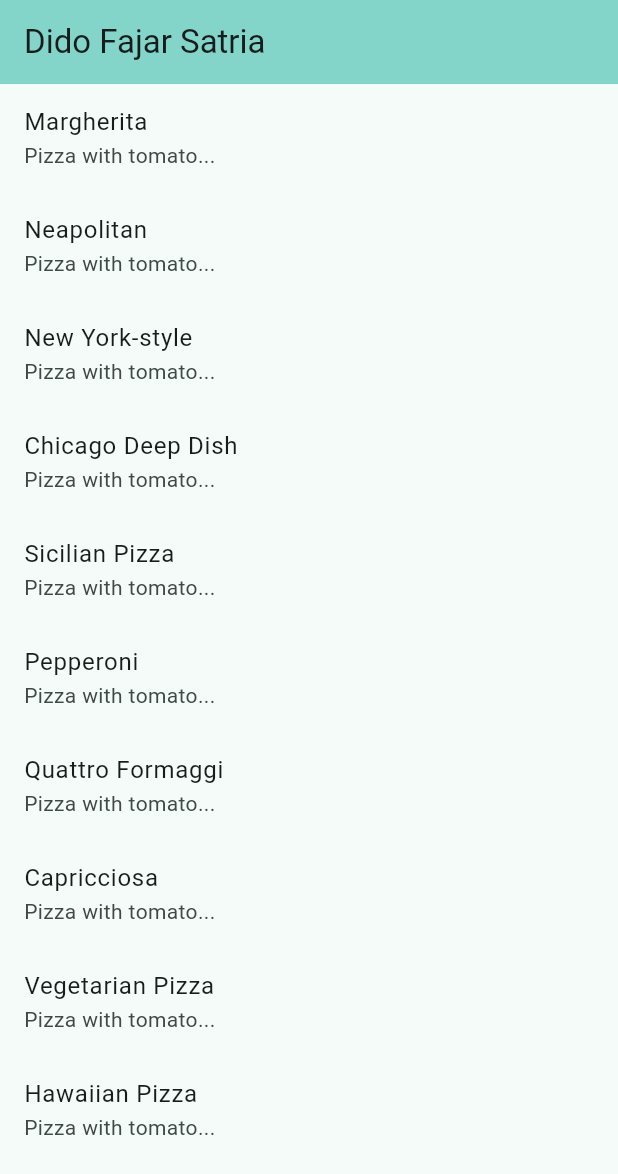
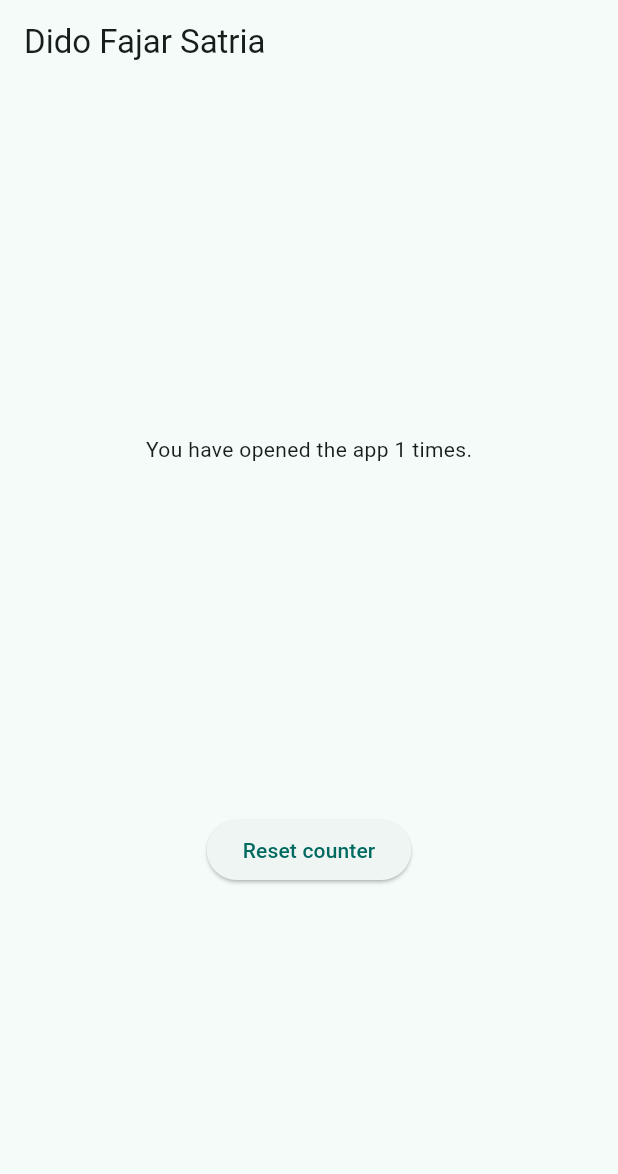
Before and after one commit to dido16/flutter-fundamental, a Flutter app: the screen it shows after launch, on a phone screen of 412 x 824 dp. Shown: the top 1174 px of the screen. Run offline on Flutter 3.47's test engine with Material 3 defaults, Android fonts, the phone set to English and light mode, and no system bars; our stand-ins replace shared_preferences.

Commit message:
Pertemuan9_Prak4

```diff
--- a/lib/main.dart
+++ b/lib/main.dart
@@ -1,8 +1,5 @@
-import 'dart:convert';
-
 import 'package:flutter/material.dart';
-
-import './model/pizza.dart';
+import 'package:shared_preferences/shared_preferences.dart';
 
 void main() => runApp(const MyApp());
 
@@ -12,7 +9,7 @@ class MyApp extends StatelessWidget {
   @override
   Widget build(BuildContext context) {
     return MaterialApp(
-      title: 'Flutter JSON Demo - Dido',
+      title: 'Flutter SharedPreferences - Dido',
       theme: ThemeData(
         colorScheme: ColorScheme.fromSeed(seedColor: Colors.teal),
       ),
@@ -30,53 +27,49 @@ class MyHomePage extends StatefulWidget {
 }
 
 class _MyHomePageState extends State<MyHomePage> {
-  List<Pizza> myPizzas = [];
+  int appCounter = 0;
 
-  Future<List<Pizza>> readJsonFile() async {
-    String myString = await DefaultAssetBundle.of(context)
-        .loadString('assets/pizzalist.json');
-    List pizzaMapList = jsonDecode(myString);
-    List<Pizza> myPizzas = [];
-    for (var pizza in pizzaMapList) {
-      Pizza myPizza = Pizza.fromJson(pizza);
-      myPizzas.add(myPizza);
-    }
-
-    String json = convertToJSON(myPizzas);
-    print(json);
-
-    return myPizzas;
+  Future<void> readAndWritePreference() async {
+    SharedPreferences prefs = await SharedPreferences.getInstance();
+    appCounter = prefs.getInt('appCounter') ?? 0;
+    appCounter++;
+    await prefs.setInt('appCounter', appCounter);
+    setState(() {
+      appCounter = appCounter;
+    });
   }
 
-  String convertToJSON(List<Pizza> pizzas) {
-    return jsonEncode(pizzas.map((pizza) => jsonEncode(pizza)).toList());
+  Future<void> deletePreference() async {
+    SharedPreferences prefs = await SharedPreferences.getInstance();
+    await prefs.clear();
+    setState(() {
+      appCounter = 0;
+    });
   }
 
   @override
   void initState() {
     super.initState();
-    readJsonFile().then((value) {
-      setState(() {
-        myPizzas = value;
-      });
-    });
+    readAndWritePreference();
   }
 
   @override
   Widget build(BuildContext context) {
     return Scaffold(
-      appBar: AppBar(
-        title: Text(widget.title),
-        backgroundColor: Theme.of(context).colorScheme.inversePrimary,
-      ),
-      body: ListView.builder(
-        itemCount: myPizzas.length,
-        itemBuilder: (context, index) {
-          return ListTile(
-            title: Text(myPizzas[index].pizzaName),
-            subtitle: Text(myPizzas[index].description),
-          );
-        },
+      appBar: AppBar(title: Text(widget.title)),
+      body: Center(
+        child: Column(
+          mainAxisAlignment: MainAxisAlignment.spaceEvenly,
+          children: [
+            Text('You have opened the app $appCounter times.'),
+            ElevatedButton(
+              onPressed: () {
+                deletePreference();
+              },
+              child: const Text('Reset counter'),
+            ),
+          ],
+        ),
       ),
     );
   }
--- a/pubspec.yaml
+++ b/pubspec.yaml
@@ -12,6 +12,7 @@ dependencies:
     sdk: flutter
 
   cupertino_icons: ^1.0.8
+  shared_preferences: ^2.5.6
 
 dev_dependencies:
   flutter_test:
```
Also changed, not shown: pubspec.lock, 3 other files.
